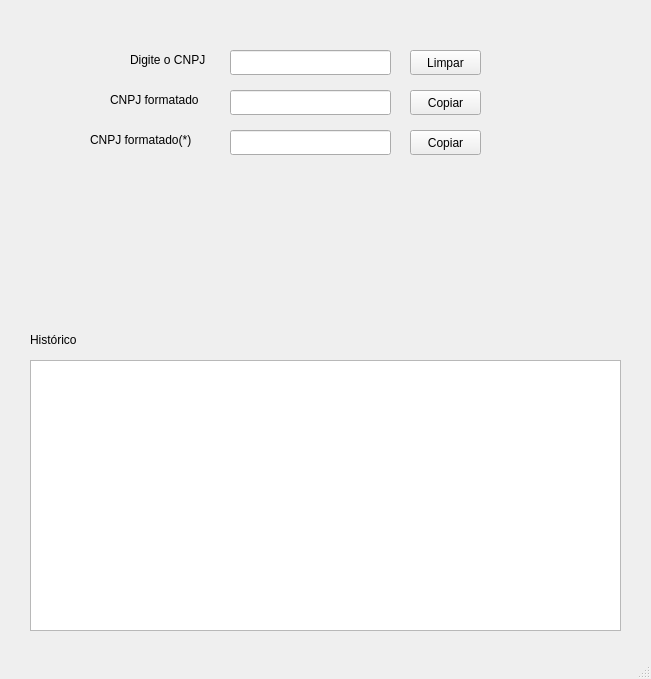
Above: CNPJ_Finder/mainwindow.ui from CaduBastos/cnpj_finder before the change. Below: the same form after it.
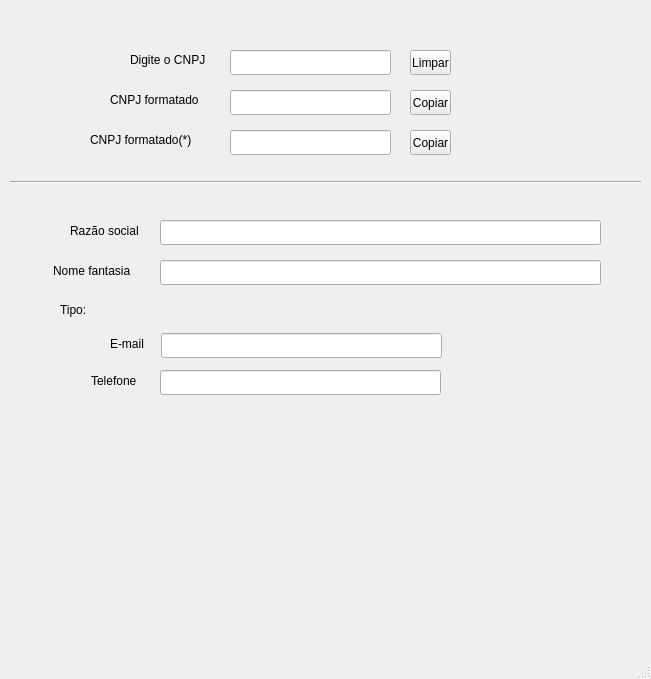
That is the form after the change. Icons and pictures are not drawn.

```diff
--- a/CNPJ_Finder/mainwindow.ui
+++ b/CNPJ_Finder/mainwindow.ui
@@ -17,12 +17,12 @@
    <enum>QTabWidget::Rounded</enum>
   </property>
   <widget class="QWidget" name="centralwidget">
-   <widget class="QPushButton" name="pushButton_cp_dots">
+   <widget class="QToolButton" name="toolButton_cp_dots">
     <property name="geometry">
      <rect>
       <x>410</x>
       <y>90</y>
-      <width>71</width>
+      <width>41</width>
       <height>25</height>
      </rect>
     </property>
@@ -102,12 +102,12 @@
      <string>CNPJ formatado(*)</string>
     </property>
    </widget>
-   <widget class="QPushButton" name="pushButton_cp_astrk">
+   <widget class="QToolButton" name="toolButton_cp_astrk">
     <property name="geometry">
      <rect>
       <x>410</x>
       <y>130</y>
-      <width>71</width>
+      <width>41</width>
       <height>25</height>
      </rect>
     </property>
@@ -115,12 +115,12 @@
      <string>Copiar</string>
     </property>
    </widget>
-   <widget class="QPushButton" name="pushButton_cls_input">
+   <widget class="QToolButton" name="toolButton_cls_input">
     <property name="geometry">
      <rect>
       <x>410</x>
       <y>50</y>
-      <width>71</width>
+      <width>41</width>
       <height>25</height>
      </rect>
     </property>
@@ -128,30 +128,150 @@
      <string>Limpar</string>
     </property>
    </widget>
-   <widget class="QPlainTextEdit" name="plainTextEdit_history">
+   <widget class="Line" name="line">
     <property name="geometry">
      <rect>
-      <x>30</x>
-      <y>360</y>
-      <width>591</width>
-      <height>271</height>
+      <x>10</x>
+      <y>172</y>
+      <width>631</width>
+      <height>20</height>
      </rect>
     </property>
-    <property name="documentTitle">
-     <string>History</string>
+    <property name="sizePolicy">
+     <sizepolicy hsizetype="Minimum" vsizetype="Fixed">
+      <horstretch>0</horstretch>
+      <verstretch>0</verstretch>
+     </sizepolicy>
     </property>
+    <property name="orientation">
+     <enum>Qt::Horizontal</enum>
+    </property>
    </widget>
-   <widget class="QLabel" name="label_history">
+   <widget class="QLineEdit" name="lineEdit_output_social_name">
     <property name="geometry">
      <rect>
-      <x>30</x>
-      <y>330</y>
+      <x>160</x>
+      <y>220</y>
+      <width>441</width>
+      <height>25</height>
+     </rect>
+    </property>
+   </widget>
+   <widget class="QLabel" name="label_social_name">
+    <property name="geometry">
+     <rect>
+      <x>70</x>
+      <y>221</y>
+      <width>81</width>
+      <height>20</height>
+     </rect>
+    </property>
+    <property name="text">
+     <string>Razão social</string>
+    </property>
+   </widget>
+   <widget class="QLineEdit" name="lineEdit_output_fake_name">
+    <property name="geometry">
+     <rect>
+      <x>160</x>
+      <y>260</y>
+      <width>441</width>
+      <height>25</height>
+     </rect>
+    </property>
+   </widget>
+   <widget class="QLabel" name="label_fake_name">
+    <property name="geometry">
+     <rect>
+      <x>53</x>
+      <y>261</y>
+      <width>101</width>
+      <height>20</height>
+     </rect>
+    </property>
+    <property name="text">
+     <string>Nome fantasia</string>
+    </property>
+   </widget>
+   <widget class="QLabel" name="label_type_">
+    <property name="geometry">
+     <rect>
+      <x>60</x>
+      <y>300</y>
+      <width>40</width>
+      <height>20</height>
+     </rect>
+    </property>
+    <property name="text">
+     <string>Tipo:</string>
+    </property>
+   </widget>
+   <widget class="QLabel" name="label_type_company_output">
+    <property name="enabled">
+     <bool>true</bool>
+    </property>
+    <property name="geometry">
+     <rect>
+      <x>100</x>
+      <y>300</y>
+      <width>50</width>
+      <height>20</height>
+     </rect>
+    </property>
+    <property name="text">
+     <string/>
+    </property>
+   </widget>
+   <widget class="QLabel" name="label_email">
+    <property name="geometry">
+     <rect>
+      <x>110</x>
+      <y>334</y>
+      <width>41</width>
+      <height>20</height>
+     </rect>
+    </property>
+    <property name="text">
+     <string>E-mail</string>
+    </property>
+   </widget>
+   <widget class="QLineEdit" name="lineEdit_output_email">
+    <property name="geometry">
+     <rect>
+      <x>161</x>
+      <y>333</y>
+      <width>281</width>
+      <height>25</height>
+     </rect>
+    </property>
+    <property name="text">
+     <string/>
+    </property>
+   </widget>
+   <widget class="QLabel" name="label_phone">
+    <property name="geometry">
+     <rect>
+      <x>91</x>
+      <y>371</y>
       <width>61</width>
       <height>20</height>
      </rect>
     </property>
     <property name="text">
-     <string>Histórico</string>
+     <string>Telefone</string>
+    </property>
+   </widget>
+   <widget class="QLineEdit" name="lineEdit_output_phone">
+    <property name="geometry">
+     <rect>
+      <x>160</x>
+      <y>370</y>
+      <width>281</width>
+      <height>25</height>
+     </rect>
+    </property>
+    <property name="text">
+     <string/>
     </property>
    </widget>
   </widget>
```
Left out of the diff: 11 changed lines with no effect on the pictures.
